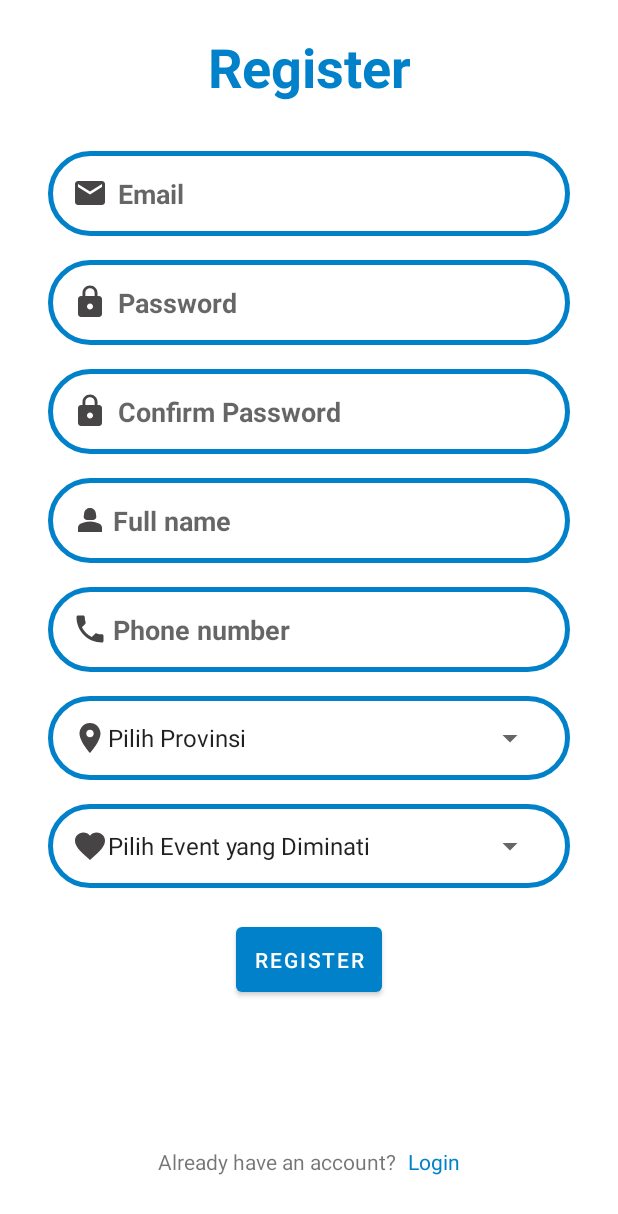
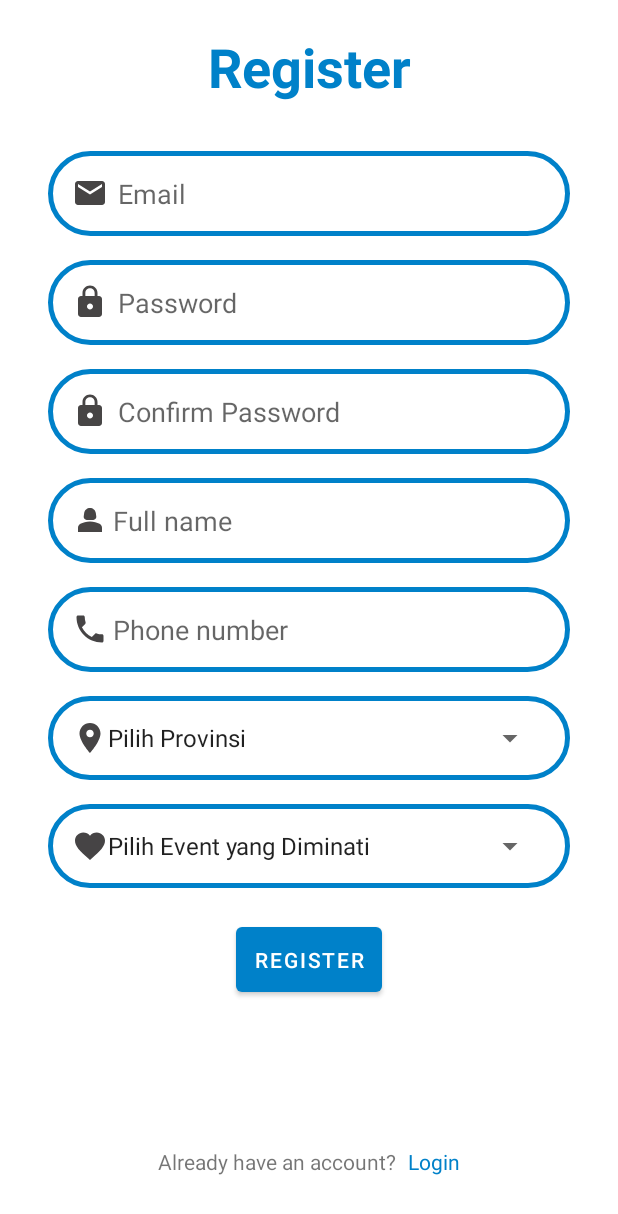
Before and after one commit to Bangkit-Capstone-CR23-PR565/MD-BoothUp-app, an Android app: the RegisterActivity screen opened directly, with no data from a screen before it, on a phone screen of 412 x 824 dp. Shown: the top 1214 px of the screen. Run offline under Robolectric (Android 15) with nearby library versions, the phone set to English and light mode, and no system bars.

Commit message:
update ui login and register

```diff
--- a/EventMu/app/src/main/res/layout/activity_login.xml
+++ b/EventMu/app/src/main/res/layout/activity_login.xml
@@ -36,7 +36,6 @@
         android:layout_marginTop="32dp"
         android:background="@drawable/rounded_corner"
         android:padding="16dp"
-        android:textStyle="bold"
         android:inputType="textEmailAddress"
         app:layout_constraintEnd_toEndOf="parent"
         app:layout_constraintStart_toStartOf="parent"
@@ -48,7 +47,6 @@
         android:layout_height="wrap_content"
         android:layout_marginHorizontal="32dp"
         android:layout_marginTop="16dp"
-        android:textStyle="bold"
         android:background="@drawable/rounded_corner"
         android:padding="16dp"
         app:layout_constraintEnd_toEndOf="parent"
--- a/EventMu/app/src/main/res/layout/activity_register.xml
+++ b/EventMu/app/src/main/res/layout/activity_register.xml
@@ -36,7 +36,6 @@
         android:layout_marginTop="32dp"
         android:background="@drawable/rounded_corner"
         android:padding="16dp"
-        android:textStyle="bold"
         android:inputType="textEmailAddress"
         app:layout_constraintEnd_toEndOf="parent"
         app:layout_constraintStart_toStartOf="parent"
@@ -48,7 +47,6 @@
         android:layout_height="wrap_content"
         android:layout_marginHorizontal="32dp"
         android:layout_marginTop="16dp"
-        android:textStyle="bold"
         android:background="@drawable/rounded_corner"
         android:padding="16dp"
         app:layout_constraintEnd_toEndOf="parent"
@@ -61,7 +59,6 @@
         android:layout_height="wrap_content"
         android:layout_marginHorizontal="32dp"
         android:layout_marginTop="16dp"
-        android:textStyle="bold"
         android:background="@drawable/rounded_corner"
         android:padding="16dp"
         app:layout_constraintEnd_toEndOf="parent"
@@ -76,7 +73,6 @@
         android:autofillHints="name"
         android:drawableStart="@drawable/baseline_person_2_24"
         android:drawablePadding="3dp"
-        android:textStyle="bold"
         android:background="@drawable/rounded_corner"
         android:padding="16dp"
         android:hint="@string/full_name"
@@ -93,7 +89,6 @@
         android:autofillHints="phone"
         android:drawableStart="@drawable/baseline_phone_2_24"
         android:drawablePadding="3dp"
-        android:textStyle="bold"
         android:background="@drawable/rounded_corner"
         android:padding="16dp"
         android:hint="@string/phone_number"
```
